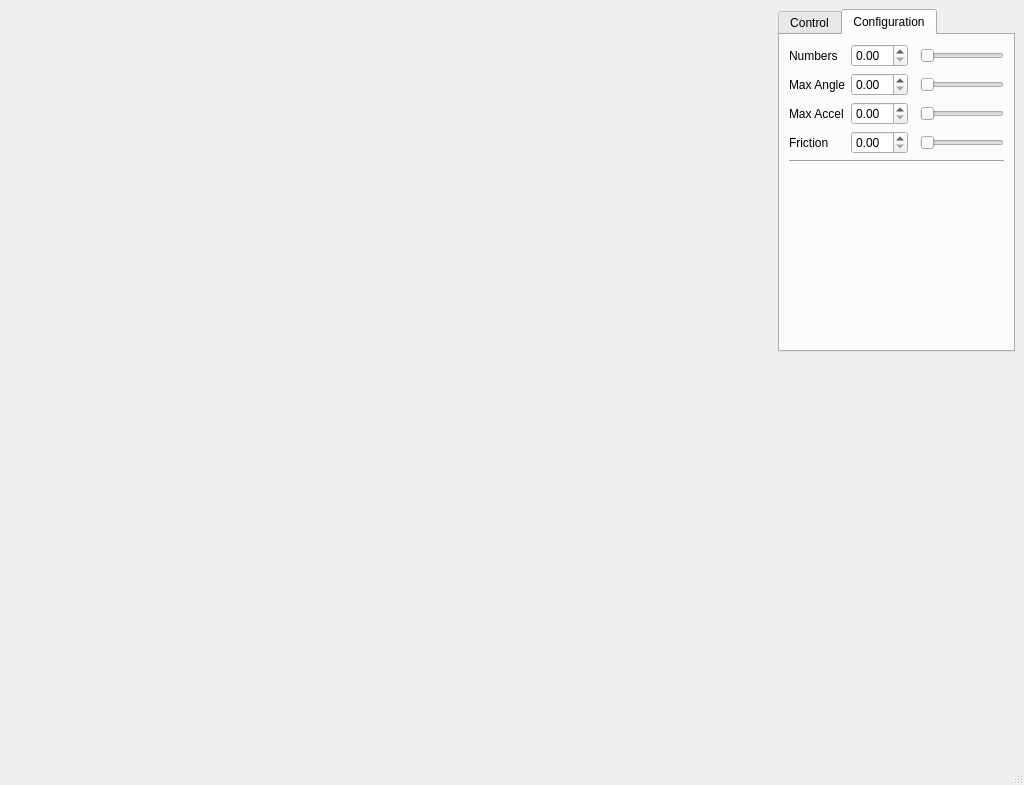
Qt form ui/mainwindow.ui (sora-M31/QAnt) before a commit.
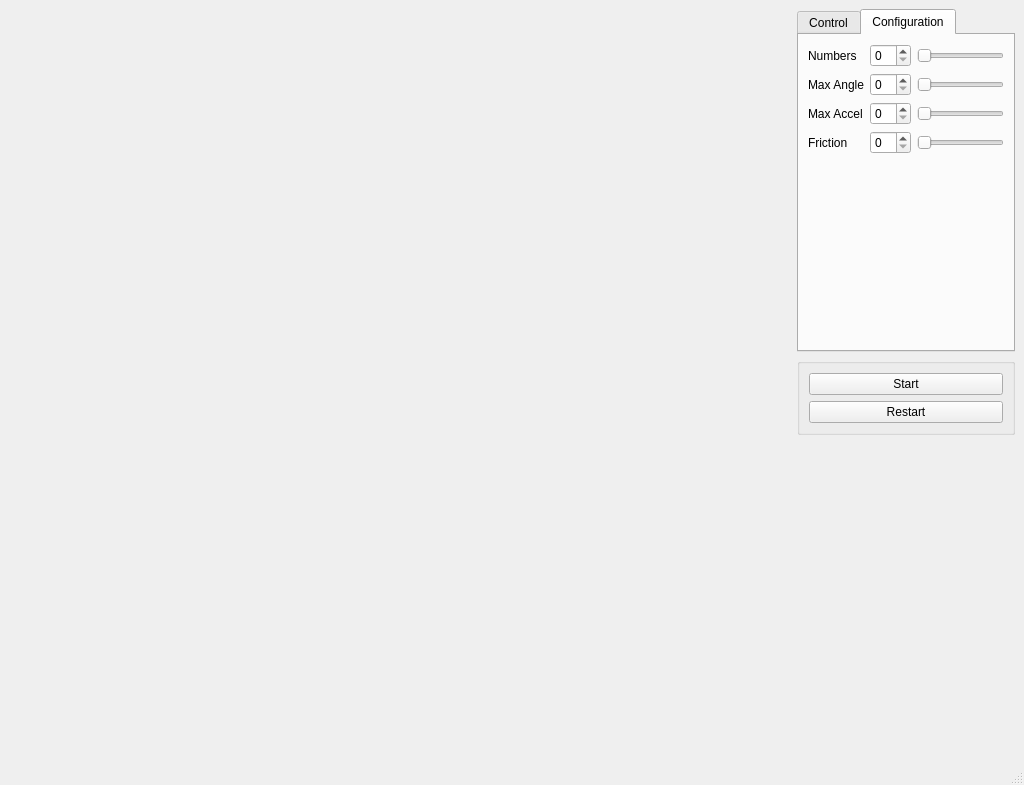
The same form after that commit. The open tabs and pages were chosen to show the change.

```diff
--- a/ui/mainwindow.ui
+++ b/ui/mainwindow.ui
@@ -270,8 +270,8 @@
         <string>Configuration</string>
        </attribute>
        <layout class="QGridLayout" name="gridLayout_5">
-        <item row="0" column="3">
-         <widget class="QSlider" name="horizontalSlider">
+        <item row="0" column="2">
+         <widget class="QSlider" name="m_numSlider">
           <property name="orientation">
            <enum>Qt::Horizontal</enum>
           </property>
@@ -291,8 +291,8 @@
           </property>
          </widget>
         </item>
-        <item row="1" column="3">
-         <widget class="QSlider" name="horizontalSlider_2">
+        <item row="1" column="2">
+         <widget class="QSlider" name="m_angleSlider">
           <property name="orientation">
            <enum>Qt::Horizontal</enum>
           </property>
@@ -305,7 +305,40 @@
           </property>
          </widget>
         </item>
-        <item row="6" column="0" colspan="4">
+        <item row="3" column="2">
+         <widget class="QSlider" name="m_frictionSlider">
+          <property name="orientation">
+           <enum>Qt::Horizontal</enum>
+          </property>
+         </widget>
+        </item>
+        <item row="2" column="0">
+         <widget class="QLabel" name="label_9">
+          <property name="text">
+           <string>Max Accel</string>
+          </property>
+         </widget>
+        </item>
+        <item row="2" column="2">
+         <widget class="QSlider" name="m_accelSlider">
+          <property name="orientation">
+           <enum>Qt::Horizontal</enum>
+          </property>
+         </widget>
+        </item>
+        <item row="0" column="1">
+         <widget class="QSpinBox" name="m_numBox"/>
+        </item>
+        <item row="1" column="1">
+         <widget class="QSpinBox" name="m_angleBox"/>
+        </item>
+        <item row="2" column="1">
+         <widget class="QSpinBox" name="m_accelBox"/>
+        </item>
+        <item row="3" column="1">
+         <widget class="QSpinBox" name="m_frictionBox"/>
+        </item>
+        <item row="6" column="0" colspan="3">
          <spacer name="verticalSpacer">
           <property name="orientation">
            <enum>Qt::Vertical</enum>
@@ -318,51 +351,34 @@
           </property>
          </spacer>
         </item>
-        <item row="3" column="3">
-         <widget class="QSlider" name="horizontalSlider_3">
-          <property name="orientation">
-           <enum>Qt::Horizontal</enum>
-          </property>
-         </widget>
-        </item>
-        <item row="5" column="0" colspan="4">
-         <widget class="Line" name="line">
-          <property name="orientation">
-           <enum>Qt::Horizontal</enum>
-          </property>
-         </widget>
-        </item>
-        <item row="3" column="1">
-         <widget class="QDoubleSpinBox" name="doubleSpinBox_3"/>
-        </item>
-        <item row="1" column="1">
-         <widget class="QDoubleSpinBox" name="doubleSpinBox_2"/>
-        </item>
-        <item row="0" column="1">
-         <widget class="QDoubleSpinBox" name="doubleSpinBox"/>
-        </item>
-        <item row="2" column="0">
-         <widget class="QLabel" name="label_9">
-          <property name="text">
-           <string>Max Accel</string>
-          </property>
-         </widget>
-        </item>
-        <item row="2" column="1">
-         <widget class="QDoubleSpinBox" name="doubleSpinBox_4"/>
-        </item>
-        <item row="2" column="3">
-         <widget class="QSlider" name="horizontalSlider_4">
-          <property name="orientation">
-           <enum>Qt::Horizontal</enum>
-          </property>
-         </widget>
-        </item>
        </layout>
       </widget>
      </widget>
     </item>
     <item row="1" column="2">
+     <widget class="QGroupBox" name="groupBox">
+      <property name="title">
+       <string/>
+      </property>
+      <layout class="QGridLayout" name="gridLayout">
+       <item row="0" column="0">
+        <widget class="QPushButton" name="m_startButton">
+         <property name="text">
+          <string>Start</string>
+         </property>
+        </widget>
+       </item>
+       <item row="1" column="0">
+        <widget class="QPushButton" name="m_restartButton">
+         <property name="text">
+          <string>Restart</string>
+         </property>
+        </widget>
+       </item>
+      </layout>
+     </widget>
+    </item>
+    <item row="2" column="2">
      <spacer name="verticalSpacer_2">
       <property name="orientation">
        <enum>Qt::Vertical</enum>
```
Left out of the diff: 29 changed lines with no effect on the pictures.
